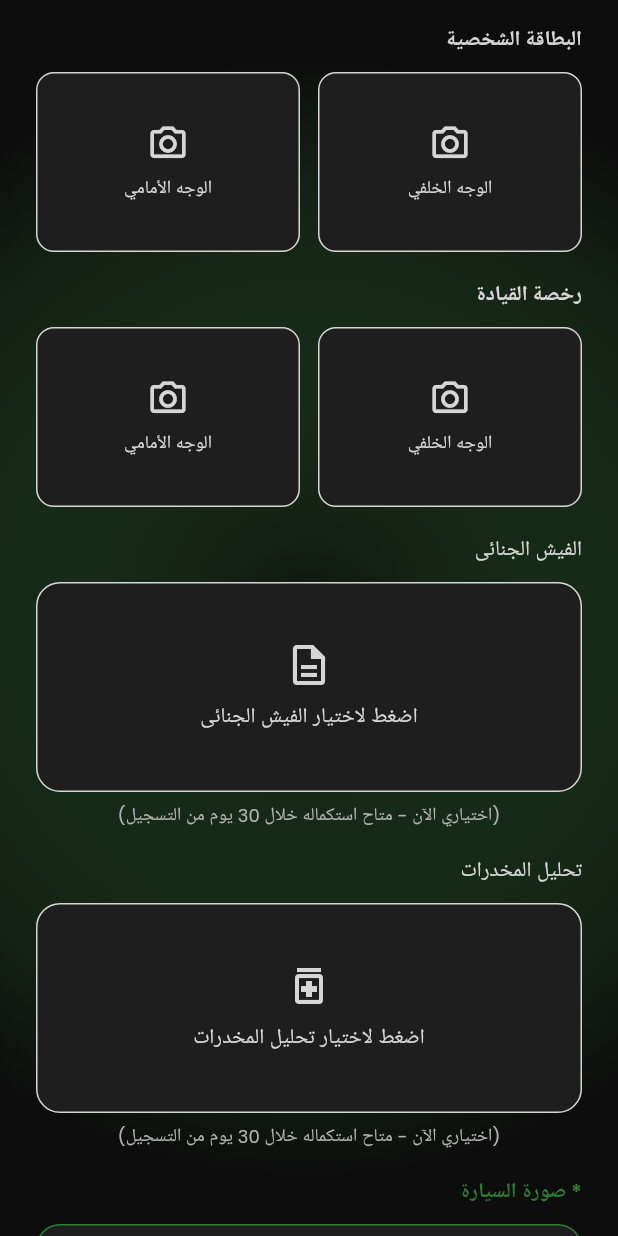
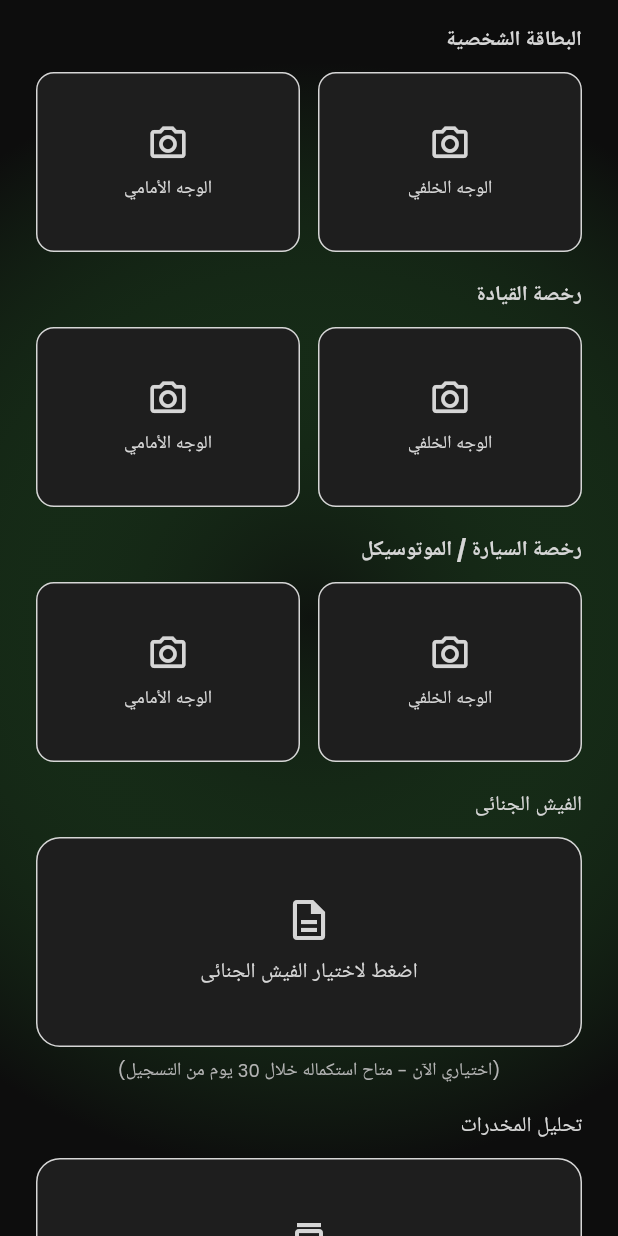
Before and after one commit to Ka900900/wasalny-captain, a Flutter app: the VehicleInfoScreen screen opened by its route, scrolled down 576 dp, on a phone screen of 412 x 824 dp. Run offline on Flutter 3.47's test engine with Material 3 defaults, Android fonts, the phone set to English and light mode, and no system bars; our stand-ins replace audioplayers, camera, cloud_firestore, cloud_functions, dio, firebase_analytics and 17 more; missing offline and left inert: flutter_osm_plugin, google_mlkit_face_detection, kashier_flutter_sdk; accounts and stored records are empty; network calls fail.

Commit message:
feat: add vehicle license front/back upload fields (frontend)

```diff
--- a/lib/core/services/document_upload_service.dart
+++ b/lib/core/services/document_upload_service.dart
@@ -19,7 +19,9 @@ enum UploadDocType {
   face('face'),
   car('car'),
   profile('profile'),
-  insurance('insurance');
+  insurance('insurance'),
+  vehicleLicenseFront('vehicle-license-front'),
+  vehicleLicenseBack('vehicle-license-back');
 
   const UploadDocType(this.endpoint);
   final String endpoint;
--- a/lib/features/auth/vehicle_info_screen.dart
+++ b/lib/features/auth/vehicle_info_screen.dart
@@ -62,6 +62,8 @@ class _VehicleInfoScreenState extends State<VehicleInfoScreen>
   String? _idCardBackUrl;
   String? _carPhotoUrl;
   File? _pickedCarPhoto;
+  String? _vehicleLicenseFrontUrl;
+  String? _vehicleLicenseBackUrl;
   String? _criminalRecordUrl;
   File? _pickedCriminalRecord;
   String? _drugTestUrl;
@@ -495,6 +497,18 @@ class _VehicleInfoScreenState extends State<VehicleInfoScreen>
     label: 'الرخصة (ظهر)',
   );
 
+  Future<void> _captureVehicleLicenseFront() => _captureAndUploadDoc(
+    docType: UploadDocType.vehicleLicenseFront,
+    onUrl: (url) => _vehicleLicenseFrontUrl = url,
+    label: 'رخصة السيارة (وجه)',
+  );
+
+  Future<void> _captureVehicleLicenseBack() => _captureAndUploadDoc(
+    docType: UploadDocType.vehicleLicenseBack,
+    onUrl: (url) => _vehicleLicenseBackUrl = url,
+    label: 'رخصة السيارة (ظهر)',
+  );
+
   Widget _buildDocPreview({required String label, required String? imageUrl}) {
     return Container(
       height: 120,
@@ -733,6 +747,8 @@ class _VehicleInfoScreenState extends State<VehicleInfoScreen>
         licenseUrl: _licenseUrl,
         licenseBackUrl: _licenseBackUrl,
         licenseNumber: _licenseNumberCtrl.text.trim(),
+        vehicleLicenseFrontUrl: _vehicleLicenseFrontUrl,
+        vehicleLicenseBackUrl: _vehicleLicenseBackUrl,
         criminalRecordUrl: _criminalRecordUrl,
         drugTestUrl: _drugTestUrl,
       );
@@ -1192,6 +1208,44 @@ class _VehicleInfoScreenState extends State<VehicleInfoScreen>
                               ),
                               const SizedBox(height: 18),
 
+                              // ── Vehicle License ───────────
+                              Align(
+                                alignment: Alignment.centerRight,
+                                child: Text(
+                                  'رخصة السيارة / الموتوسيكل',
+                                  style: const TextStyle(
+                                    color: AppColors.textSecondary,
+                                    fontSize: 14,
+                                    fontWeight: FontWeight.bold,
+                                  ),
+                                ),
+                              ),
+                              const SizedBox(height: 10),
+                              Row(
+                                children: [
+                                  Expanded(
+                                    child: GestureDetector(
+                                      onTap: _captureVehicleLicenseFront,
+                                      child: _buildDocPreview(
+                                        label: 'الوجه الأمامي',
+                                        imageUrl: _vehicleLicenseFrontUrl,
+                                      ),
+                                    ),
+                                  ),
+                                  const SizedBox(width: 12),
+                                  Expanded(
+                                    child: GestureDetector(
+                                      onTap: _captureVehicleLicenseBack,
+                                      child: _buildDocPreview(
+                                        label: 'الوجه الخلفي',
+                                        imageUrl: _vehicleLicenseBackUrl,
+                                      ),
+                                    ),
+                                  ),
+                                ],
+                              ),
+                              const SizedBox(height: 18),
+
                               // ── Criminal Record upload ────
                               Align(
                                 alignment: Alignment.centerRight,
```
Also changed, not shown: lib/core/services/api_service.dart (+6 -11 lines).
